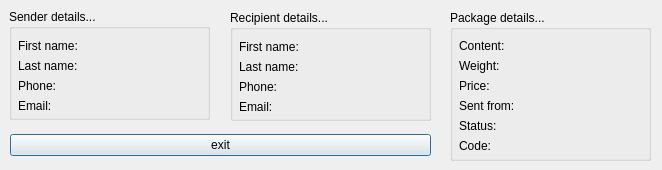
Above: statusinfowindow.ui from mariusmg2/X-Courier before the change. Below: the same form after it.
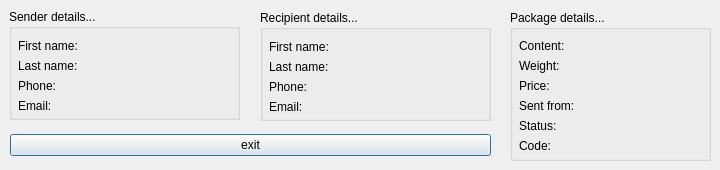
That is the form after the change.

Commit message: change some windows properties + clear garbage data from previous queries to DB in StatusInfoWindow window

Diff of the .ui file:
```diff
--- a/statusinfowindow.ui
+++ b/statusinfowindow.ui
@@ -6,10 +6,22 @@
    <rect>
     <x>0</x>
     <y>0</y>
-    <width>662</width>
+    <width>720</width>
     <height>170</height>
    </rect>
   </property>
+  <property name="minimumSize">
+   <size>
+    <width>720</width>
+    <height>170</height>
+   </size>
+  </property>
+  <property name="maximumSize">
+   <size>
+    <width>720</width>
+    <height>170</height>
+   </size>
+  </property>
   <property name="windowTitle">
    <string>Details...</string>
   </property>
@@ -18,7 +30,7 @@
     <rect>
      <x>9</x>
      <y>9</y>
-     <width>201</width>
+     <width>231</width>
      <height>111</height>
     </rect>
    </property>
@@ -30,7 +42,7 @@
      <rect>
       <x>9</x>
       <y>30</y>
-      <width>181</width>
+      <width>211</width>
       <height>81</height>
      </rect>
     </property>
@@ -99,9 +111,9 @@
   <widget class="QGroupBox" name="recipientBox">
    <property name="geometry">
     <rect>
-     <x>230</x>
+     <x>260</x>
      <y>10</y>
-     <width>201</width>
+     <width>231</width>
      <height>111</height>
     </rect>
    </property>
@@ -113,7 +125,7 @@
      <rect>
       <x>9</x>
       <y>30</y>
-      <width>181</width>
+      <width>211</width>
       <height>76</height>
      </rect>
     </property>
@@ -180,7 +192,7 @@
   <widget class="QGroupBox" name="packageBox">
    <property name="geometry">
     <rect>
-     <x>450</x>
+     <x>510</x>
      <y>10</y>
      <width>201</width>
      <height>151</height>
@@ -291,7 +303,7 @@
     <rect>
      <x>10</x>
      <y>130</y>
-     <width>421</width>
+     <width>481</width>
      <height>31</height>
     </rect>
    </property>
```
Left out of the diff: 2 changed lines with no effect on the pictures. The commit also changes 3 other files.
